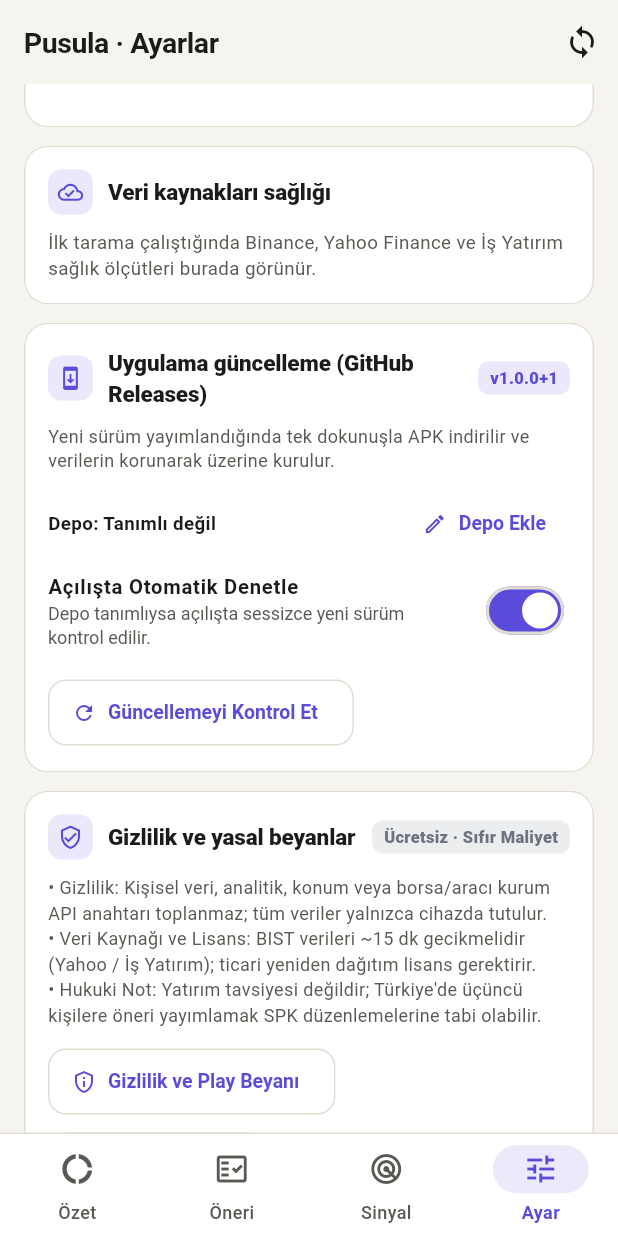
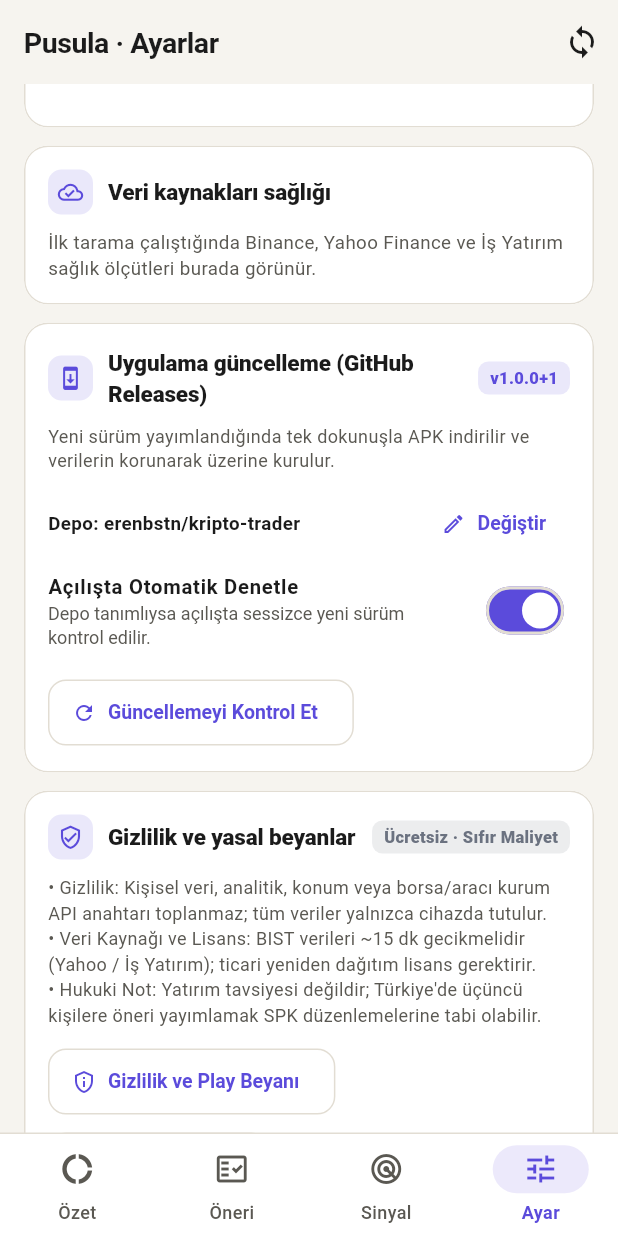
Before and after one commit to erenbstn/kripto-trader, a Flutter app: the screen it shows after launch, item 4 of the bottom bar chosen, scrolled down 1728 dp, on a phone screen of 412 x 824 dp. Run offline on Flutter 3.47's test engine with Material 3 defaults, Android fonts, the phone set to English and light mode, and no system bars; our stand-ins replace flutter_riverpod, sqflite; accounts and stored records are empty; statements that could not run were skipped.

Commit message:
Varsayilan GitHub guncelleme deposu: erenbstn/kripto-trader

```diff
--- a/pusula_app/lib/src/storage/app_settings.dart
+++ b/pusula_app/lib/src/storage/app_settings.dart
@@ -21,7 +21,7 @@ class AppSettings {
     this.maxDailyNotifications = 20,
     this.liveMonitorEnabled = false,
     this.activeStrategyVersion = kStrategyVersion,
-    this.updateRepo = '',
+    this.updateRepo = 'erenbstn/kripto-trader',
     this.autoCheckUpdates = true,
   });
 
@@ -142,7 +142,7 @@ class AppSettings {
         maxDailyNotifications: (j['maxDailyNotifications'] as num?)?.toInt() ?? 20,
         liveMonitorEnabled: (j['liveMonitorEnabled'] as bool?) ?? false,
         activeStrategyVersion: (j['activeStrategyVersion'] as String?) ?? '2.0.0',
-        updateRepo: (j['updateRepo'] as String?) ?? '',
+        updateRepo: (j['updateRepo'] as String?) ?? 'erenbstn/kripto-trader',
         autoCheckUpdates: (j['autoCheckUpdates'] as bool?) ?? true,
       );
 }
```
